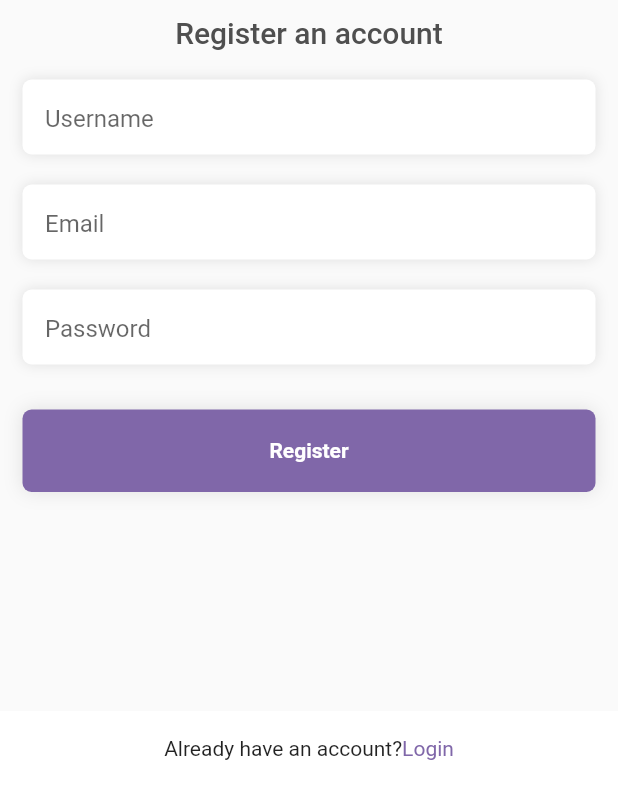
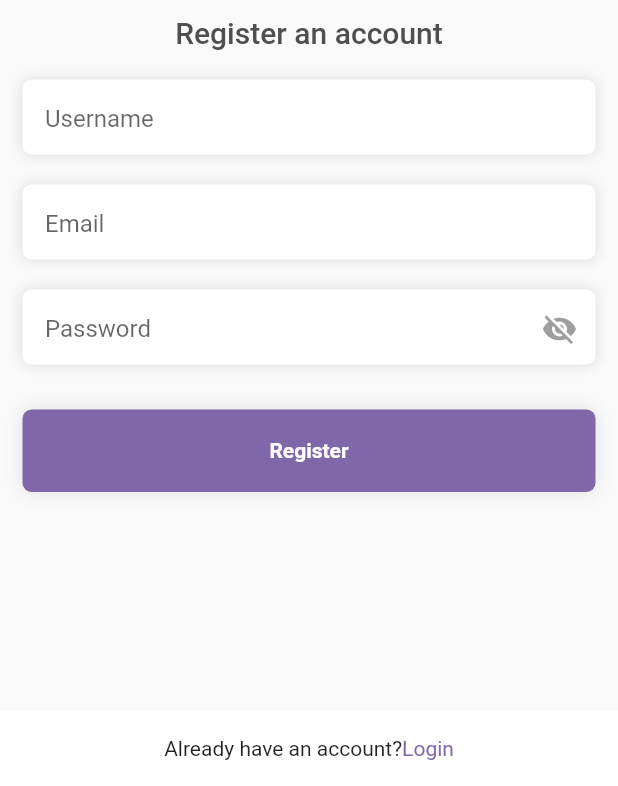
Before and after one commit to CampusConnect-Organization/CampusConnect-App, a Flutter app: the screen it shows after launch, after a tap on "Signup", on a phone screen of 412 x 824 dp, the part 450-1236 px from its top. Run offline on Flutter 3.47's test engine with Material 2 defaults, Android fonts, the phone set to English and light mode, and no system bars; our stand-ins replace firebase_core, firebase_messaging, flutter_local_notifications, get, hexcolor, image_picker and 1 more; missing offline and left inert: clean_nepali_calendar; accounts and stored records are empty; network calls fail.

Commit message:
feat: add some more screens

```diff
--- a/lib/utils/constants.dart
+++ b/lib/utils/constants.dart
@@ -1,7 +1,7 @@
 import 'package:flutter/material.dart';
 
 class ApiConstants {
-  static String baseUrl = 'http://192.168.1.70:8000/';
+  static String baseUrl = 'https://thenishantsapkota.pythonanywhere.com/';
   static String loginEndpoint = 'api/auth/login/';
   static String registerEndpoint = 'api/auth/register/';
   static String profileEndpoint = "api/student-profile/";
@@ -18,6 +18,7 @@ class ApiConstants {
   static String returnsEndpoint = "api/library/returns/";
   static String returnBookEndpoint = "api/library/return-book/";
   static String registerFCMEndpoint = "api/notification/register-fcm/";
+  static String notificationEndpoint = "api/notification/";
 }
 
 String titleCase(String input) {
--- a/lib/view/login.view.dart
+++ b/lib/view/login.view.dart
@@ -40,7 +40,7 @@ class _LoginViewState extends State<LoginView> {
             width: double.infinity,
             padding: const EdgeInsets.all(15.0),
             child: Container(
-              padding: const EdgeInsets.only(top: 200),
+              padding: const EdgeInsets.only(top: 120),
               child: Column(
                 crossAxisAlignment: CrossAxisAlignment.start,
                 children: [
@@ -56,56 +56,52 @@ class _LoginViewState extends State<LoginView> {
                     child: Text(
                       "CampusConnect",
                       style: TextStyle(
-                        color: GlobalColors.mainColor,
-                        fontSize: 30,
-                        fontWeight: FontWeight.bold,
-                      ),
+                          color: GlobalColors.mainColor,
+                          fontSize: 30,
+                          fontWeight: FontWeight.bold),
                     ),
                   ),
-                  const SizedBox(height: 10),
+                  const SizedBox(
+                    height: 10,
+                  ),
                   Center(
                     child: Text(
                       "Login to your account",
                       style: TextStyle(
-                        color: GlobalColors.textColor,
-                        fontSize: 20,
-                        fontWeight: FontWeight.w500,
-                      ),
+                          color: GlobalColors.textColor,
+                          fontSize: 20,
+                          fontWeight: FontWeight.w500),
                     ),
                   ),
                   const SizedBox(
                     height: 20,
                   ),
-                  // Email Address
                   TextFormGlobal(
                     controller: usernameController,
                     obscure: false,
                     labelText: "Username",
-                    text: 'Username',
+                    text: "Username",
                     textInputType: TextInputType.text,
                   ),
-                  //// Password Field
                   const SizedBox(
                     height: 20,
                   ),
                   TextFormGlobal(
                     controller: passwordController,
                     obscure: true,
-                    text: 'Password',
                     labelText: "Password",
+                    text: "Password",
                     textInputType: TextInputType.text,
                   ),
                   const SizedBox(
                     height: 30,
                   ),
                   ButtonGlobal(
-                    text: 'Login',
+                    text: "Login",
                     onTap: () async {
                       try {
-                        dynamic result = (await LoginAPIService().login(
-                          usernameController.text,
-                          passwordController.text,
-                        ))!;
+                        dynamic result = await LoginAPIService().login(
+                            usernameController.text, passwordController.text);
                         if (result is Authentication) {
                           model = result;
                           if (model.success) {
@@ -123,13 +119,12 @@ class _LoginViewState extends State<LoginView> {
                           generateErrorSnackbar("Error", errors.message);
                           passwordController.text = "";
                         } else {
-                          // Show an error dialog
                           generateErrorSnackbar(
-                              "Error", "An unspecified error occurred!");
+                              "Error", "Something went wrong!");
                         }
                       } catch (e) {
                         generateErrorSnackbar(
-                            "Error", "An unspecified error occurred");
+                            "Error", "An unspecified error occurred!");
                       }
                     },
                   ),
--- a/lib/widgets/text.form.global.dart
+++ b/lib/widgets/text.form.global.dart
@@ -1,15 +1,17 @@
+// ignore_for_file: library_private_types_in_public_api
+
 import 'package:flutter/material.dart';
 
-class TextFormGlobal extends StatelessWidget {
+class TextFormGlobal extends StatefulWidget {
   const TextFormGlobal({
-    super.key,
+    Key? key,
     required this.controller,
     required this.text,
     required this.textInputType,
     required this.obscure,
     required this.labelText,
     this.onTap,
-  });
+  }) : super(key: key);
 
   final TextEditingController controller;
   final String text;
@@ -19,30 +21,52 @@ class TextFormGlobal extends StatelessWidget {
   final Function()? onTap;
 
   @override
+  _TextFormGlobalState createState() => _TextFormGlobalState();
+}
+
+class _TextFormGlobalState extends State<TextFormGlobal> {
+  bool _obscureText = true;
+
+  @override
   Widget build(BuildContext context) {
     return Container(
       height: 50,
       padding: const EdgeInsets.only(top: 3, left: 15),
       decoration: BoxDecoration(
-          color: Colors.white,
-          borderRadius: BorderRadius.circular(6),
-          boxShadow: [
-            BoxShadow(
-              color: Colors.black.withOpacity(0.1),
-              blurRadius: 7,
-            )
-          ]),
+        color: Colors.white,
+        borderRadius: BorderRadius.circular(6),
+        boxShadow: const [
+          BoxShadow(
+            color: Colors.black12,
+            blurRadius: 7,
+          ),
+        ],
+      ),
       child: TextFormField(
-        controller: controller,
-        keyboardType: textInputType,
-        obscureText: obscure,
+        controller: widget.controller,
+        keyboardType: widget.textInputType,
+        obscureText: _obscureText && widget.obscure,
         decoration: InputDecoration(
-            hintText: text,
-            border: InputBorder.none,
-            labelText: labelText,
-            contentPadding: const EdgeInsets.all(0),
-            hintStyle: const TextStyle(height: 1)),
-        onTap: onTap ?? null,
+          hintText: widget.text,
+          border: InputBorder.none,
+          labelText: widget.labelText,
+          contentPadding: const EdgeInsets.all(0),
+          hintStyle: const TextStyle(height: 1),
+          suffixIcon: widget.obscure
+              ? IconButton(
+                  onPressed: () {
+                    setState(() {
+                      _obscureText = !_obscureText;
+                    });
+                  },
+                  icon: Icon(
+                    _obscureText ? Icons.visibility_off : Icons.visibility,
+                    color: Colors.grey,
+                  ),
+                )
+              : null,
+        ),
+        onTap: widget.onTap,
       ),
     );
   }
```
Also changed, not shown: lib/models/notification.model.dart (added, +53 -0 lines), lib/services/notification.service.dart (added, +33 -0 lines), lib/view/exam.view.dart (+4 -3 lines), lib/view/notification.view.dart (added, +97 -0 lines), lib/view/profile.view.dart (+3 -4 lines), lib/models/courses/course.enrollments.model.dart (line endings or trailing spaces), lib/models/courses/course.session.model.dart (line endings or trailing spaces), lib/models/courses/courses.model.dart (line endings or trailing spaces), lib/models/courses/student.courses.model.dart (line endings or trailing spaces), lib/models/exams/exam.model.dart (line endings or trailing spaces), lib/view/calendar.view.dart (line endings or trailing spaces), lib/widgets/greyText.widget.dart (line endings or trailing spaces), lib/widgets/profile.widget.dart (line endings or trailing spaces), pubspec.lock, 1 other file.
